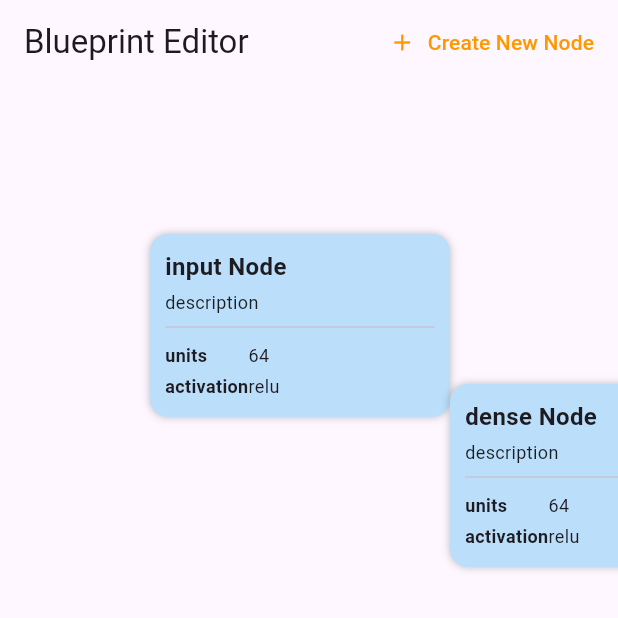
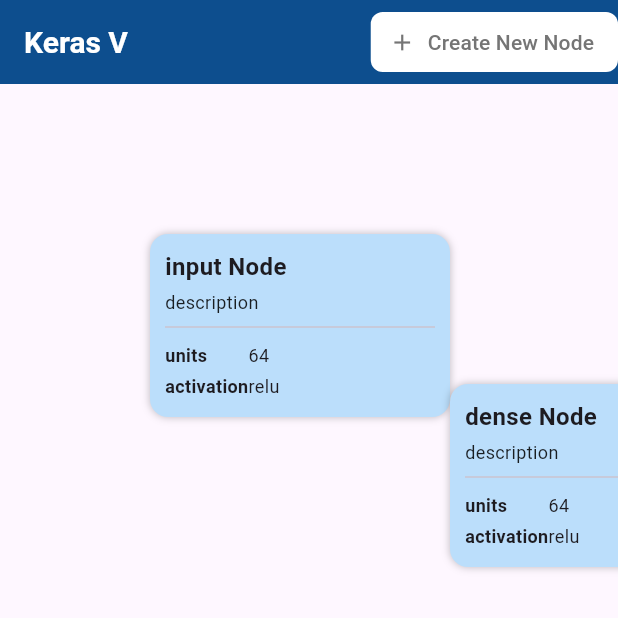
Before and after one commit to tensor-v/tensorV, a Flutter app: the screen it shows after launch, on a phone screen of 412 x 824 dp, the top half of it. Run offline on Flutter 3.47's test engine with Material 3 defaults, Android fonts, the light colour scheme and no system bars.

Commit message:
color set

```diff
--- a/lib/canvas_page.dart
+++ b/lib/canvas_page.dart
@@ -1,5 +1,6 @@
 import 'package:flutter/material.dart';
 import 'layer_node.dart';
+import 'theme/colors.dart';
 
 class CanvasPage extends StatefulWidget {
   const CanvasPage({super.key});
@@ -83,12 +84,27 @@
   Widget build(BuildContext context) {
     return Scaffold(
       appBar: AppBar(
-        title: const Text("Blueprint Editor"),
+        backgroundColor: AppColors.appBar,
+        title: const Text(
+          "Keras V",
+          style: TextStyle(
+            color: AppColors.textPrimary, // 원하는 텍스트 색상으로 지정
+            fontWeight: FontWeight.bold,
+            fontSize: 20,
+          ),
+        ),
         actions: [
           TextButton.icon(
-            icon: const Icon(Icons.add, color: Colors.orange),
-            label: const Text("Create New Node", style: TextStyle(color: Colors.orange)),
+            icon: const Icon(Icons.add, color: AppColors.textSecondary),
+            label: const Text("Create New Node", style: TextStyle(color: AppColors.textSecondary)),
             onPressed: showCreateNodeDialog,
+            style: TextButton.styleFrom(
+              backgroundColor: Colors.white, // 원하는 배경색
+              // 필요하면 패딩이나 모서리 둥글게 등 추가 가능
+              shape: RoundedRectangleBorder(
+                borderRadius: BorderRadius.circular(8),
+              ),
+            ),
           ),
         ],
       ),
--- a/lib/theme/colors.dart
+++ b/lib/theme/colors.dart
@@ -4,11 +4,10 @@
   static const Color background = Color(0xFFF5F5F5);
   static const Color nodeBackground = Color(0xFFBBDEFB);
   static const Color nodeBorder = Color(0xFF1976D2);
-  static const Color textPrimary = Color(0xFF212121);
+  static const Color textPrimary = Color(0xFFFFFFFF);
   static const Color textSecondary = Color(0xFF757575);
   static const Color shadow = Colors.black26;
-  static const Color portFill = Color(0xFF64B5F6);
-  static const Color portBorder = Color(0xFF1E88E5);
+  static const Color appBar = Color(0xFF0D4E8E);
 
   // 상태에 따른 색상
   static const Color success = Color(0xFF81C784);
```
